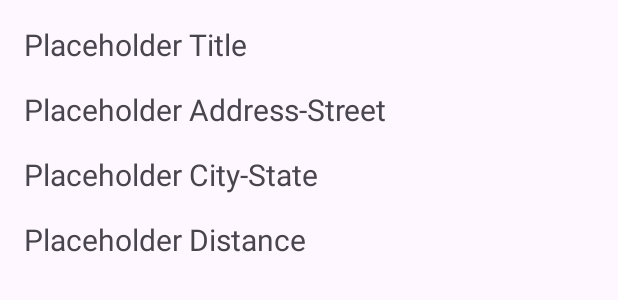
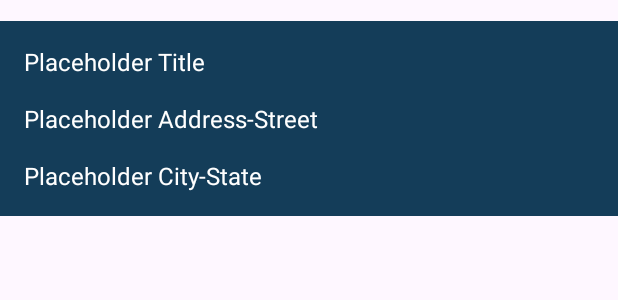
Before and after one commit to Martin853/Brewery-Finder, an Android app: the layout item_brewery.xml on its own in the app's theme, with its tools: preview values and no code run, on a phone screen of 412 x 824 dp. Shown: the top 300 px of the screen. Run offline under Robolectric (Android 15) with nearby library versions, the light colour scheme and no system bars.

Commit message:
Design adjustments

```diff
--- a/app/src/main/java/com/example/breweryfinder/BreweryAdapter.kt
+++ b/app/src/main/java/com/example/breweryfinder/BreweryAdapter.kt
@@ -44,8 +44,8 @@ class BreweryAdapter : RecyclerView.Adapter<BreweryAdapter.BreweryViewHolder>()
         holder.binding.apply {
             val brewery = breweries[position]
             tvTitle.text = brewery.name
-            tvAddressStreet.text = brewery.address_1
-            tvCityState.text = brewery.city
+            tvAddressStreet.text = "${brewery.address_1}, ${brewery.street}"
+            tvCityState.text = "${brewery.city}, ${brewery.state}"
         }
     }
 }
--- a/app/src/main/res/layout/activity_main.xml
+++ b/app/src/main/res/layout/activity_main.xml
@@ -10,7 +10,7 @@
         android:id="@+id/textView"
         android:layout_width="0dp"
         android:layout_height="100dp"
-        android:background="#2196F3"
+        android:background="#f4b41a"
         android:gravity="center"
         android:text="@string/app_name"
         android:textColor="@color/white"
--- a/app/src/main/res/layout/item_brewery.xml
+++ b/app/src/main/res/layout/item_brewery.xml
@@ -3,15 +3,20 @@
     xmlns:app="http://schemas.android.com/apk/res-auto"
     xmlns:tools="http://schemas.android.com/tools"
     android:layout_width="match_parent"
-    android:layout_height="185dp">
+    android:layout_height="wrap_content"
+    android:layout_marginTop="14dp"
+    android:layout_marginBottom="14dp"
+    android:background="#143d59"
+    android:paddingTop="16dp"
+    android:paddingBottom="16dp">
 
     <TextView
         android:id="@+id/tvTitle"
         android:layout_width="0dp"
         android:layout_height="wrap_content"
         android:layout_marginStart="16dp"
-        android:layout_marginTop="16dp"
-        android:textSize="20sp"
+        android:textColor="#FFFFFF"
+        android:textSize="16sp"
         app:layout_constraintEnd_toEndOf="parent"
         app:layout_constraintHorizontal_bias="0.498"
         app:layout_constraintStart_toStartOf="parent"
@@ -24,7 +29,8 @@
         android:layout_height="wrap_content"
         android:layout_marginStart="16dp"
         android:layout_marginTop="16dp"
-        android:textSize="20sp"
+        android:textColor="#FFFFFF"
+        android:textSize="16sp"
         app:layout_constraintEnd_toEndOf="parent"
         app:layout_constraintHorizontal_bias="0.0"
         app:layout_constraintStart_toStartOf="parent"
@@ -38,25 +44,13 @@
         android:layout_marginStart="16dp"
         android:layout_marginTop="16dp"
 
-        android:textSize="20sp"
+        android:textColor="#FFFFFF"
+        android:textSize="16sp"
         app:layout_constraintEnd_toEndOf="parent"
         app:layout_constraintHorizontal_bias="0.0"
         app:layout_constraintStart_toStartOf="parent"
         app:layout_constraintTop_toBottomOf="@+id/tvAddressStreet"
         tools:text="Placeholder City-State" />
 
-    <TextView
-        android:id="@+id/tvDistance"
-        android:layout_width="0dp"
-        android:layout_height="wrap_content"
-        android:layout_marginStart="16dp"
-        android:layout_marginTop="16dp"
-        android:textSize="20sp"
-        app:layout_constraintEnd_toEndOf="parent"
-        app:layout_constraintHorizontal_bias="0.0"
-        app:layout_constraintStart_toStartOf="parent"
-        app:layout_constraintTop_toBottomOf="@+id/tvCityState"
-        tools:text="Placeholder Distance" />
-
 
 </androidx.constraintlayout.widget.ConstraintLayout>
```
